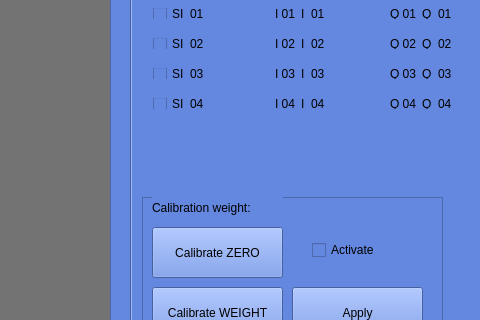
sigurgeirg/sandbox, file flowscale/forms/mainwindow.ui: the form before one commit; both pictures show x 0 to 480 and y 108 to 428 of the 800 by 600 pixel window.
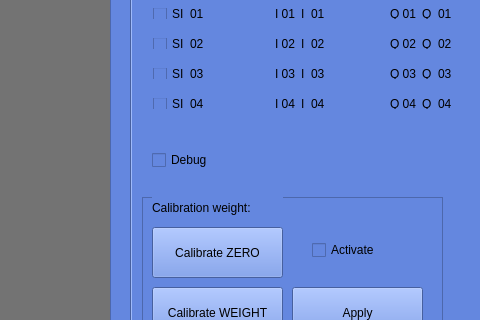
The form after the commit. Custom widgets are drawn as their Qt base class.

Commit message: Units grams for pieces, kg's for batches, mm for lengths and distances. Input buttons at gates work for closing and opening single batches. Debug checkbox at display can be used to write zerofile and running update of zerofiltering as well sample weiging it's normal status is or should be starting in off status.

```diff
--- a/flowscale/forms/mainwindow.ui
+++ b/flowscale/forms/mainwindow.ui
@@ -3471,6 +3471,19 @@
         </property>
        </widget>
       </widget>
+      <widget class="QCheckBox" name="chkDebugWriteToFile">
+       <property name="geometry">
+        <rect>
+         <x>20</x>
+         <y>160</y>
+         <width>91</width>
+         <height>26</height>
+        </rect>
+       </property>
+       <property name="text">
+        <string>Debug</string>
+       </property>
+      </widget>
      </widget>
     </widget>
     <widget class="QFrame" name="frameState">
```
The commit also changes 15 other files.
